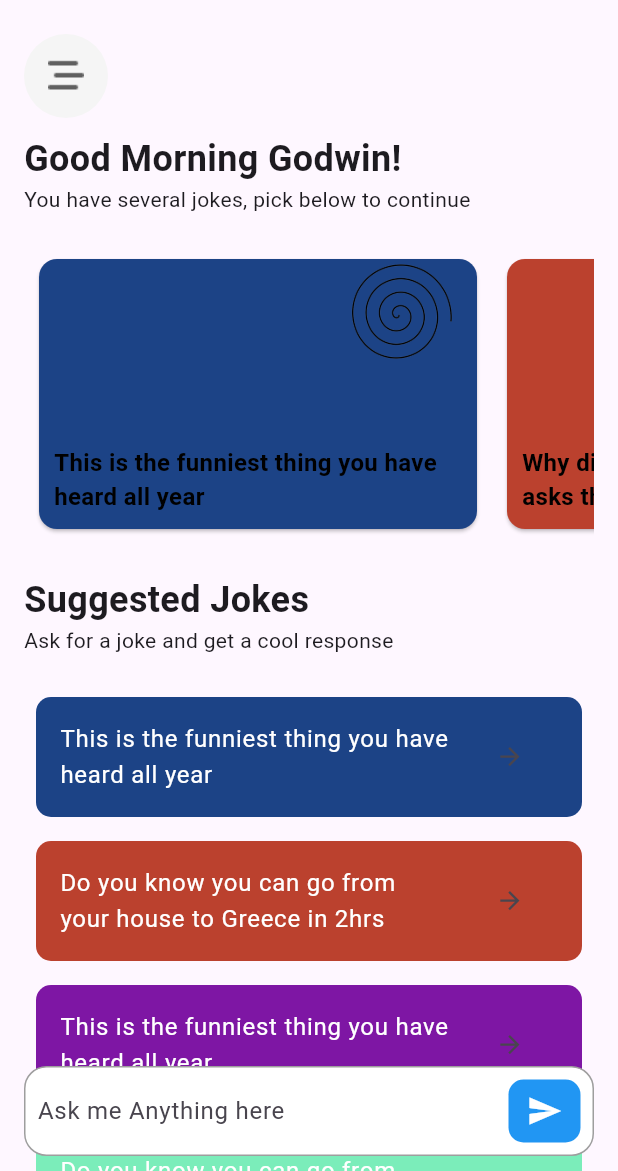
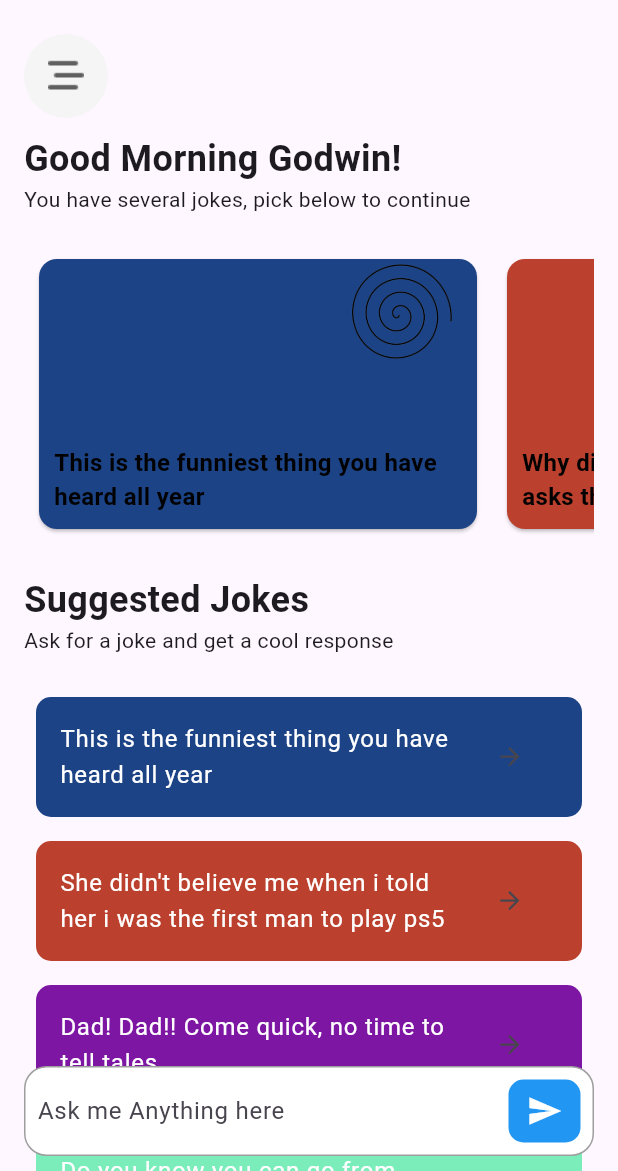
Before and after one commit to AdahGodwin/joke-ai-app, a Flutter app: the screen it shows after launch, on a phone screen of 412 x 824 dp, the part 65-1236 px from its top. Run offline on Flutter 3.47's test engine with Material 3 defaults, Android fonts, the phone set to English and light mode, and no system bars; our stand-ins replace google_fonts; missing offline and left inert: hng_authentication.

Commit message:
update to widgets

```diff
--- a/lib/screens/home_screen.dart
+++ b/lib/screens/home_screen.dart
@@ -26,7 +26,6 @@ class HomeScreen extends StatelessWidget {
         ),
       ),
       body: Container(
-        // color: Colors.grey[100],
         padding: const EdgeInsets.symmetric(horizontal: 16.0),
         child: Stack(
           children: [
@@ -66,7 +65,6 @@ class HomeScreen extends StatelessWidget {
                   height: 20,
                 ),
                 Expanded(child: JokeSuggestion()),
-                // const Spacer()
               ],
             ),
             Align(
--- a/lib/widgets/joke_suggestion.dart
+++ b/lib/widgets/joke_suggestion.dart
@@ -10,19 +10,21 @@ class JokeSuggestion extends StatelessWidget {
     JokeSuggestionData(
         jokeTitle: 'This is the funniest thing you have heard all year'),
     JokeSuggestionData(
-        jokeTitle: 'Do you know you can go from your house to Greece in 2hrs'),
+        jokeTitle:
+            'She didn\'t believe me when i told her i was the first man to play ps5'),
     JokeSuggestionData(
-        jokeTitle: 'This is the funniest thing you have heard all year'),
+        jokeTitle: 'Dad! Dad!! Come quick, no time to tell tales'),
     JokeSuggestionData(
         jokeTitle: 'Do you know you can go from your house to Greece in 2hrs'),
     JokeSuggestionData(
         jokeTitle: 'This is the funniest thing you have heard all year'),
     JokeSuggestionData(
-        jokeTitle: 'Do you know you can go from your house to Greece in 2hrs'),
+        jokeTitle:
+            'Just keep it going, she said. Make sure to get to the end of it.'),
     JokeSuggestionData(
         jokeTitle: 'This is the funniest thing you have heard all year'),
     JokeSuggestionData(
-        jokeTitle: 'Do you know you can go from your house to Greece in 2hrs'),
+        jokeTitle: 'Let me show you how i turned water to juice'),
   ];
 
   @override
--- a/lib/widgets/scrolling_cards.dart
+++ b/lib/widgets/scrolling_cards.dart
@@ -11,9 +11,9 @@ class ScrollingCards extends StatelessWidget {
         jokeTitle:
             'Why did the chicken cross the road asks the curious passerby'),
     ScrollingCardData(
-        jokeTitle: 'This is the funniest thing you have heard all year'),
-    ScrollingCardData(
-        jokeTitle: 'This is the funniest thing you have heard all year'),
+        jokeTitle:
+            'Two girls and one guy where caught in bed. Do you know why?'),
+    ScrollingCardData(jokeTitle: 'The dog said to the lion, you talk too much'),
   ];
 
   ScrollingCards({super.key});
@@ -30,7 +30,6 @@ class ScrollingCards extends StatelessWidget {
           return SizedBox(
             width: MediaQuery.of(context).size.width - 100,
             child: Card(
-              // color: Colors.blueAccent,
               color: Color((random.nextDouble() * 0xFFFFFF).toInt())
                   .withOpacity(1.0),
               margin:
@@ -49,7 +48,6 @@ class ScrollingCards extends StatelessWidget {
                     alignment: Alignment.bottomLeft,
                     child: Container(
                       padding: const EdgeInsets.all(10),
-                      // color: Colors.black54,
                       child: Text(
                         cardTitles[index].jokeTitle,
                         style: const TextStyle(
--- a/pubspec.yaml
+++ b/pubspec.yaml
@@ -37,7 +37,7 @@ dependencies:
   provider: ^6.0.5
   intl: ^0.18.1
   http: ^1.1.0
-  hng_authentication: ^0.1.2
+  hng_authentication: ^0.1.4
   google_fonts: ^6.1.0
 
 dev_dependencies:
```
Also changed, not shown: pubspec.lock, 1 other file.
